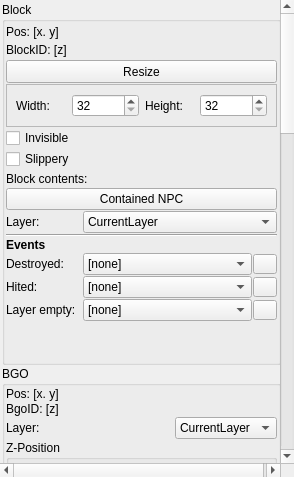
The window that Editor/main_window/dock/lvl_item_properties.ui (WohlSoft/Moondust-Project) describes before a commit, drawn with Qt 5.
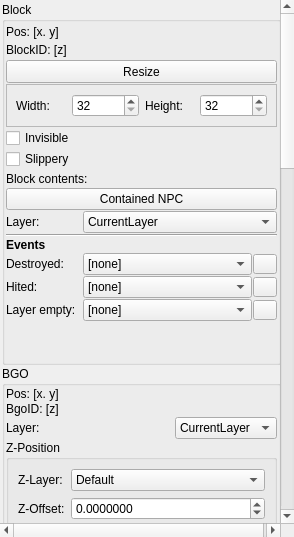
The same window after the commit. Icons and pictures are not drawn. Custom widgets are drawn as their Qt base class.

```diff
--- a/Editor/main_window/dock/lvl_item_properties.ui
+++ b/Editor/main_window/dock/lvl_item_properties.ui
@@ -7,7 +7,7 @@
     <x>0</x>
     <y>0</y>
     <width>294</width>
-    <height>477</height>
+    <height>537</height>
    </rect>
   </property>
   <property name="focusPolicy">
@@ -57,7 +57,7 @@
        <property name="geometry">
         <rect>
          <x>0</x>
-         <y>-1100</y>
+         <y>0</y>
          <width>280</width>
          <height>1727</height>
         </rect>
```
Left out of the diff: 6 changed lines with no effect on the pictures.
